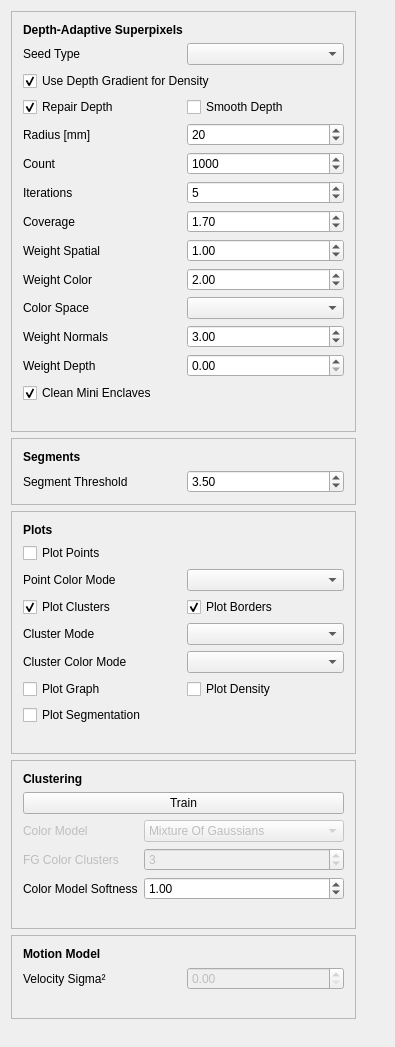
Danvil/dasp, file dasp_gui/WdgtSuperpixelParameters.ui: the form before one commit.
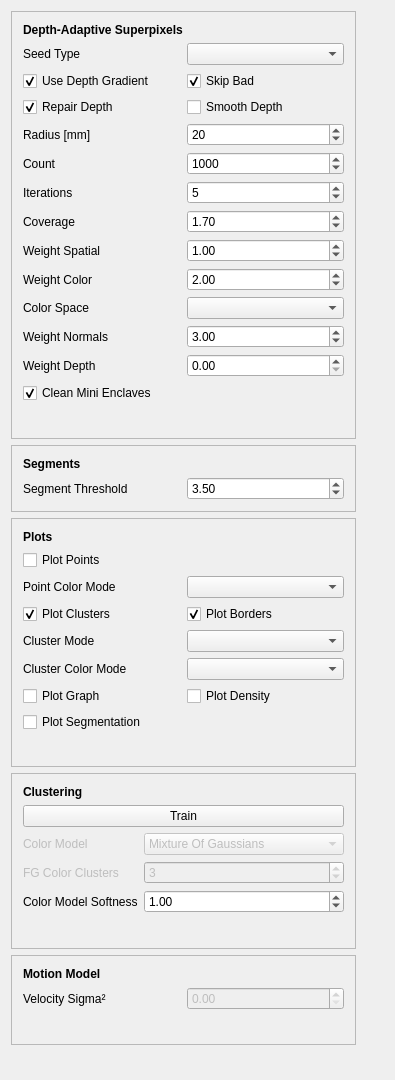
The form after the commit.

Commit message: Added new parameter to enable ignore badly visible pixels

```diff
--- a/dasp_gui/WdgtSuperpixelParameters.ui
+++ b/dasp_gui/WdgtSuperpixelParameters.ui
@@ -7,7 +7,7 @@
     <x>0</x>
     <y>0</y>
     <width>395</width>
-    <height>1047</height>
+    <height>1080</height>
    </rect>
   </property>
   <property name="windowTitle">
@@ -156,10 +156,20 @@
         </property>
        </widget>
       </item>
-      <item row="3" column="0" colspan="2">
+      <item row="3" column="0">
        <widget class="QCheckBox" name="checkBoxGradientAdaptive">
         <property name="text">
-         <string>Use Depth Gradient for Density</string>
+         <string>Use Depth Gradient</string>
+        </property>
+        <property name="checked">
+         <bool>true</bool>
+        </property>
+       </widget>
+      </item>
+       <item row="3" column="1">
+       <widget class="QCheckBox" name="checkBoxSkipBad">
+        <property name="text">
+         <string>Skip Bad</string>
         </property>
         <property name="checked">
          <bool>true</bool>
```
The commit also changes 2 other files.
